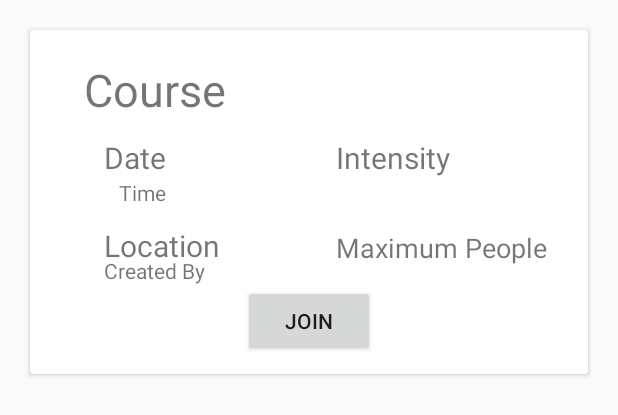
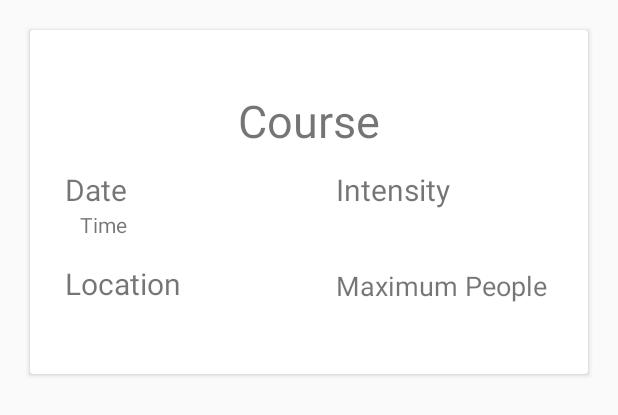
Before and after one commit to sshong19/bunch, an Android app: the layout studygroup_row.xml on its own in the app's theme, with its tools: preview values and no code run, on a phone screen of 412 x 824 dp. Shown: the top 415 px of the screen. Run offline under Robolectric (Android 15) with nearby library versions, the phone set to English and light mode, and no system bars.

Commit message:
Fixed up the UI on the events feed page, removed the join button for now and reformatted the display so its more symmetrical.

```diff
--- a/Bunch_Git/app/src/main/java/com/appsco/bunch/LoginActivity.java
+++ b/Bunch_Git/app/src/main/java/com/appsco/bunch/LoginActivity.java
@@ -84,7 +84,7 @@ public class LoginActivity extends AppCompatActivity implements View.OnClickList
                         if(task.isSuccessful()){
                             //start the profile activity
                             finish();
-                            startActivity(new Intent(getApplicationContext(), ProfileActivity.class));
+                            startActivity(new Intent(getApplicationContext(), NewsFeedActivity.class));
                         }
                     }
                 });
--- a/Bunch_Git/app/src/main/java/com/appsco/bunch/MainActivity.java
+++ b/Bunch_Git/app/src/main/java/com/appsco/bunch/MainActivity.java
@@ -147,7 +147,7 @@ public class MainActivity extends AppCompatActivity implements View.OnClickListe
     public void onClick(View v) {
         if (v == buttonRegister){
             registerUser();
-            startActivity(new Intent(this,ProfileActivity.class));
+            // startActivity(new Intent(this,ProfileActivity.class));
         }
         if (v == textViewSignin){
          //Signin
--- a/Bunch_Git/app/src/main/java/com/appsco/bunch/NewsFeedActivity.java
+++ b/Bunch_Git/app/src/main/java/com/appsco/bunch/NewsFeedActivity.java
@@ -23,7 +23,7 @@ public class NewsFeedActivity extends AppCompatActivity{
     private RecyclerView mStudyGroupList;
     private DatabaseReference mDatabase;
     private Button studygroup_post;
-    public Button join;
+    // public Button join;
 
     @Override
     protected void onCreate(Bundle savedInstanceState) {
@@ -73,13 +73,15 @@ public class NewsFeedActivity extends AppCompatActivity{
 
             @Override
             protected void populateViewHolder(GroupViewHolder viewHolder, groupEvent model, int position) {
+                float intensity = model.getIntensity();
+                String sIntensity = String.valueOf(intensity);
 
-                viewHolder.setName(model.getFirstName());
+                //viewHolder.setName(model.getFirstName());
                 viewHolder.setDate(model.getDate());
                 viewHolder.setLocation(model.getLocation());
                 viewHolder.setCourse(model.getCourse());
-                viewHolder.setIntensity(model.getIntensity());
-                viewHolder.setMaxMember("Maximum People :" + model.getMaximumppl());
+                viewHolder.setIntensity("Intensity: " + sIntensity);
+                viewHolder.setMaxMember("Maximum People: " + model.getMaximumppl());
                 viewHolder.setTime(model.getTime());
 
             }
@@ -96,10 +98,10 @@ public class NewsFeedActivity extends AppCompatActivity{
             super(itemView);
             mView = itemView;
         }
-        public void setName(String name){
+       /* public void setName(String name){
             TextView userName = (TextView) mView.findViewById(R.id.username);
             userName.setText(name);
-        }
+        }*/
 
         public void setCourse(String course){
             TextView userCourse = (TextView) mView.findViewById(R.id.course);
@@ -115,7 +117,7 @@ public class NewsFeedActivity extends AppCompatActivity{
             TextView userTime = (TextView) mView.findViewById(R.id.time);
             userTime.setText(time);
         }
-        public void setIntensity(float intensity){
+        public void setIntensity(String intensity){
             TextView userIntensity = (TextView) mView.findViewById(R.id.intensity);
             String myIntensity = String.valueOf(intensity);
             userIntensity.setText(myIntensity);
--- a/Bunch_Git/app/src/main/res/layout/activity_news_feed.xml
+++ b/Bunch_Git/app/src/main/res/layout/activity_news_feed.xml
@@ -11,7 +11,7 @@
     tools:context="com.appsco.bunch.NewsFeedActivity">
 
     <Button
-        android:text="addevent"
+        android:text="Add Event"
         android:layout_width="wrap_content"
         android:layout_height="wrap_content"
         android:id="@+id/action_add"
--- a/Bunch_Git/app/src/main/res/layout/studygroup_row.xml
+++ b/Bunch_Git/app/src/main/res/layout/studygroup_row.xml
@@ -8,14 +8,8 @@
         android:layout_width="match_parent"
         android:layout_height="229dp">
 
-        <TextView
-            android:text="Created By"
-            android:layout_width="wrap_content"
-            android:layout_height="wrap_content"
-            android:id="@+id/username"
-            android:layout_marginStart="13dp"
-            android:layout_above="@+id/join"
-            android:layout_alignStart="@+id/course" />
+        <!--android:layout_above="@+id/join"-->
+
 
         <TextView
             android:text="Time"
@@ -25,45 +19,16 @@
             android:layout_below="@+id/date"
             android:layout_alignEnd="@+id/date" />
 
-        <TextView
-            android:text="Location"
-            android:layout_width="wrap_content"
-            android:layout_height="wrap_content"
-            android:layout_marginTop="12dp"
-            android:id="@+id/location"
-            android:textSize="20sp"
-            android:layout_below="@+id/time"
-            android:layout_alignStart="@+id/username" />
+        <!--<Button-->
+            <!--android:text="Join"-->
+            <!--android:layout_width="wrap_content"-->
+            <!--android:layout_height="wrap_content"-->
+            <!--android:layout_marginBottom="11dp"-->
+            <!--android:id="@+id/join"-->
+            <!--android:layout_alignParentBottom="true"-->
+            <!--android:layout_centerHorizontal="true" />-->
 
-        <Button
-            android:text="Join"
-            android:layout_width="wrap_content"
-            android:layout_height="wrap_content"
-            android:layout_marginBottom="11dp"
-            android:id="@+id/join"
-            android:layout_alignParentBottom="true"
-            android:layout_centerHorizontal="true" />
-
-        <TextView
-            android:text="Date"
-            android:layout_width="wrap_content"
-            android:layout_height="wrap_content"
-            android:layout_marginTop="11dp"
-            android:id="@+id/date"
-            android:textSize="20sp"
-            android:layout_below="@+id/course"
-            android:layout_alignStart="@+id/location" />
-
-        <TextView
-            android:text="Course"
-            android:layout_width="wrap_content"
-            android:layout_height="wrap_content"
-            android:id="@+id/course"
-            android:textSize="30sp"
-            android:layout_marginTop="19dp"
-            android:layout_alignParentTop="true"
-            android:layout_toStartOf="@+id/join"
-            android:layout_marginEnd="11dp" />
+        <!--android:layout_toStartOf="@+id/join"-->
 
         <TextView
             android:text="Maximum People"
@@ -76,6 +41,27 @@
             android:layout_alignParentEnd="true" />
 
         <TextView
+            android:text="Date"
+            android:layout_width="wrap_content"
+            android:layout_height="wrap_content"
+            android:layout_marginTop="12dp"
+            android:id="@+id/date"
+            android:textSize="20sp"
+            android:layout_below="@+id/course"
+            android:layout_alignParentStart="true"
+            android:layout_marginStart="23dp" />
+
+        <TextView
+            android:text="Location"
+            android:layout_width="wrap_content"
+            android:layout_height="wrap_content"
+            android:layout_marginTop="16dp"
+            android:id="@+id/location"
+            android:textSize="20sp"
+            android:layout_below="@+id/time"
+            android:layout_alignStart="@+id/date" />
+
+        <TextView
             android:text="Intensity"
             android:layout_width="wrap_content"
             android:layout_height="wrap_content"
@@ -85,5 +71,15 @@
             android:layout_alignBottom="@+id/date"
             android:layout_alignStart="@+id/maxpeople" />
 
+        <TextView
+            android:text="Course"
+            android:layout_width="wrap_content"
+            android:layout_height="wrap_content"
+            android:id="@+id/course"
+            android:textSize="30sp"
+            android:layout_marginTop="40dp"
+            android:layout_alignParentTop="true"
+            android:layout_centerHorizontal="true" />
+
     </RelativeLayout>
 </android.support.v7.widget.CardView>
```
